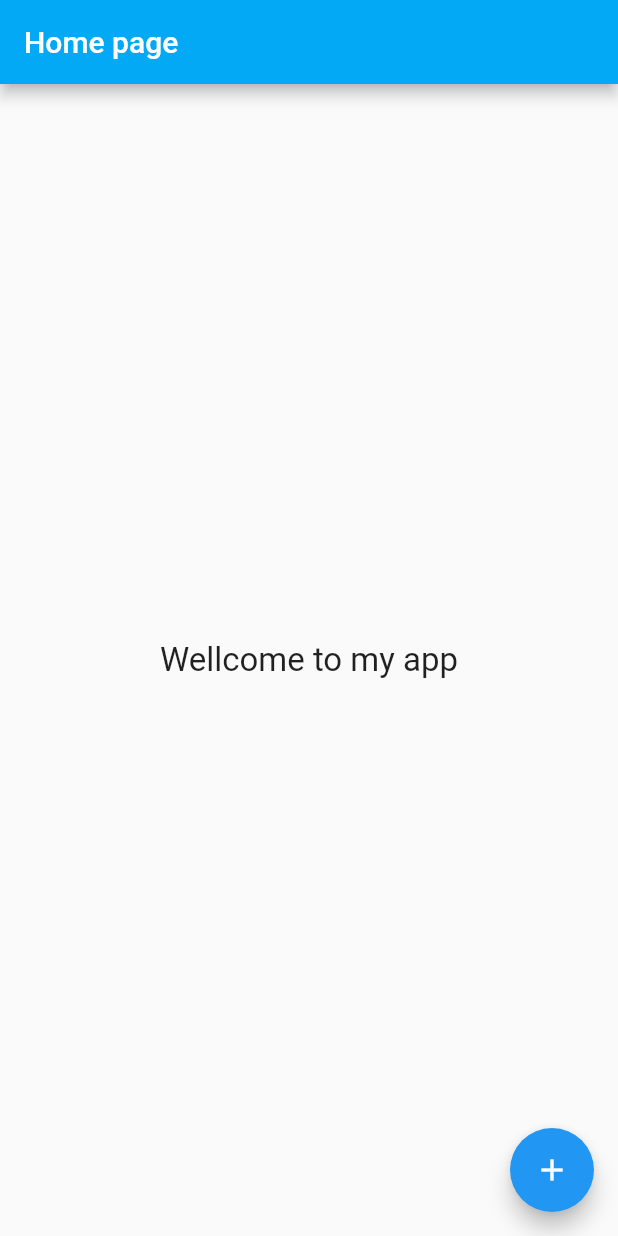
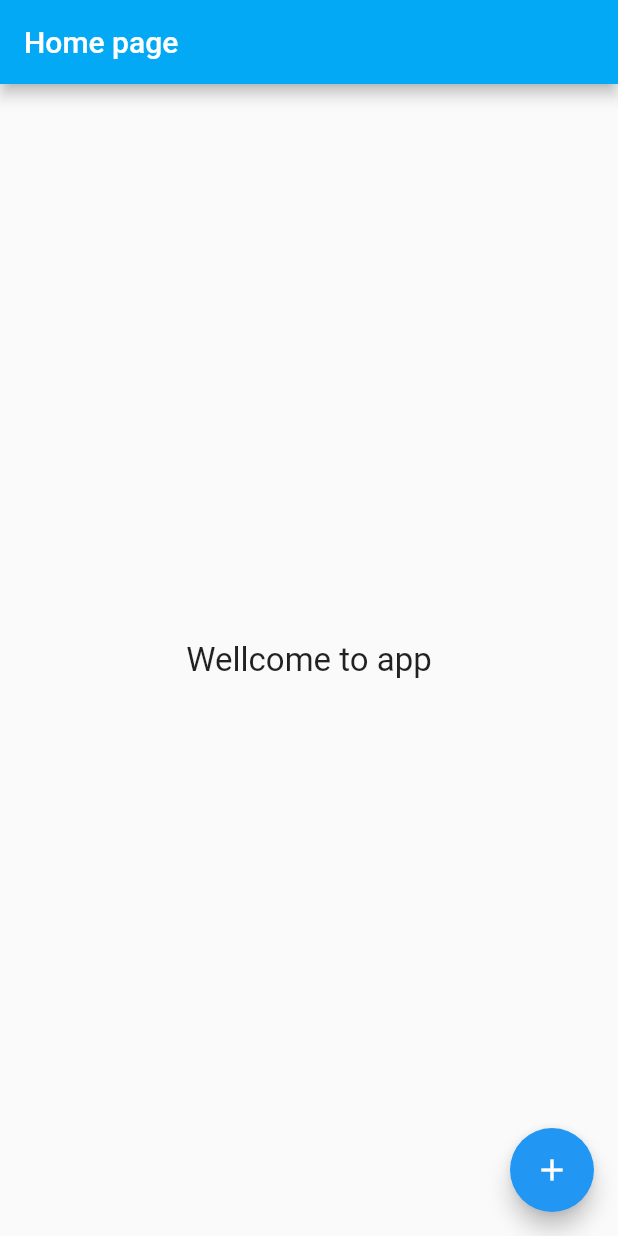
Before and after one commit to akhiltushar/pawan_tutorilas, a Flutter app: the screen it shows after launch, after a tap on the "add" icon, on a phone screen of 412 x 824 dp. Run offline on Flutter 3.47's test engine with Material 2 defaults, Android fonts, the phone set to English and light mode, and no system bars.

Commit message:
Text changesed

```diff
--- a/lib/main.dart
+++ b/lib/main.dart
@@ -29,7 +29,7 @@ class _HomePageState extends State<HomePage> {
   void _changeText() {
     setState(() {
       if (mytext.startsWith("H")) {
-        mytext = "Wellcome to my app";
+        mytext = "Wellcome to app";
       } else {
         mytext = "Hello User";
       }
```
